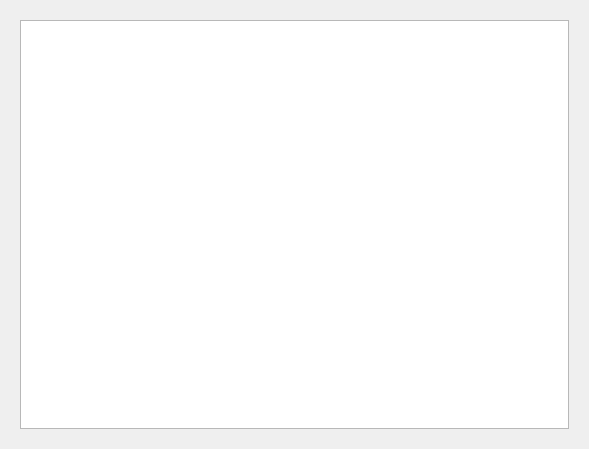
Qt form UiRes/ui_content.ui (chengreg/IChing) before a commit.
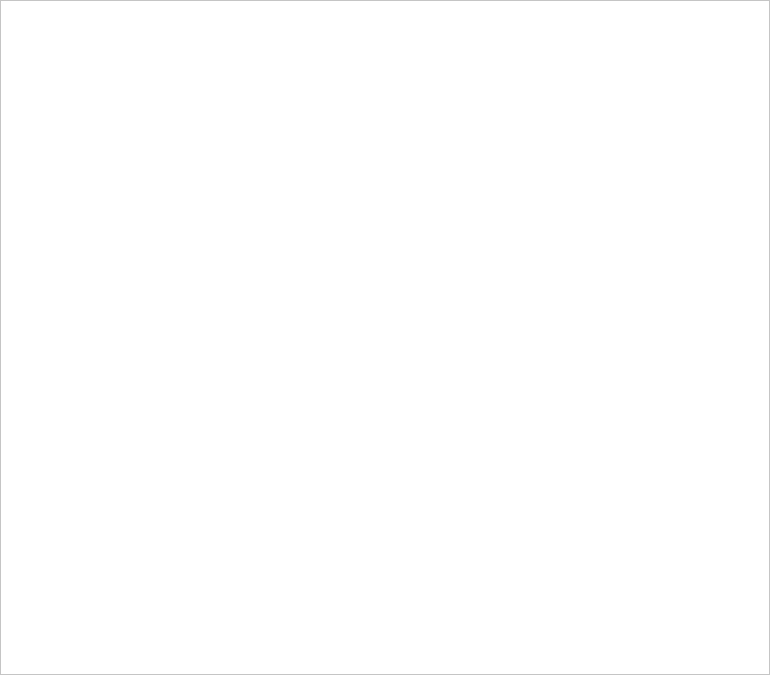
The same form after that commit.

The edit to the form file:
```diff
--- a/UiRes/ui_content.ui
+++ b/UiRes/ui_content.ui
@@ -6,19 +6,53 @@
    <rect>
     <x>0</x>
     <y>0</y>
-    <width>589</width>
-    <height>449</height>
+    <width>770</width>
+    <height>675</height>
    </rect>
   </property>
   <property name="windowTitle">
    <string>Form</string>
   </property>
-  <layout class="QVBoxLayout" name="verticalLayout">
+  <layout class="QVBoxLayout" name="verticalLayout_2">
+   <property name="spacing">
+    <number>0</number>
+   </property>
+   <property name="leftMargin">
+    <number>0</number>
+   </property>
+   <property name="topMargin">
+    <number>0</number>
+   </property>
+   <property name="rightMargin">
+    <number>0</number>
+   </property>
+   <property name="bottomMargin">
+    <number>0</number>
+   </property>
    <item>
     <widget class="QWidget" name="widget" native="true">
-     <layout class="QVBoxLayout" name="verticalLayout_2">
+     <layout class="QVBoxLayout" name="verticalLayout">
+      <property name="spacing">
+       <number>0</number>
+      </property>
+      <property name="leftMargin">
+       <number>0</number>
+      </property>
+      <property name="topMargin">
+       <number>0</number>
+      </property>
+      <property name="rightMargin">
+       <number>0</number>
+      </property>
+      <property name="bottomMargin">
+       <number>0</number>
+      </property>
       <item>
-       <widget class="QTextEdit" name="textEdit"/>
+       <widget class="QTextBrowser" name="textBrowser">
+        <property name="styleSheet">
+         <string notr="true">background-color: rgb(255, 255, 255);</string>
+        </property>
+       </widget>
       </item>
      </layout>
     </widget>
```
